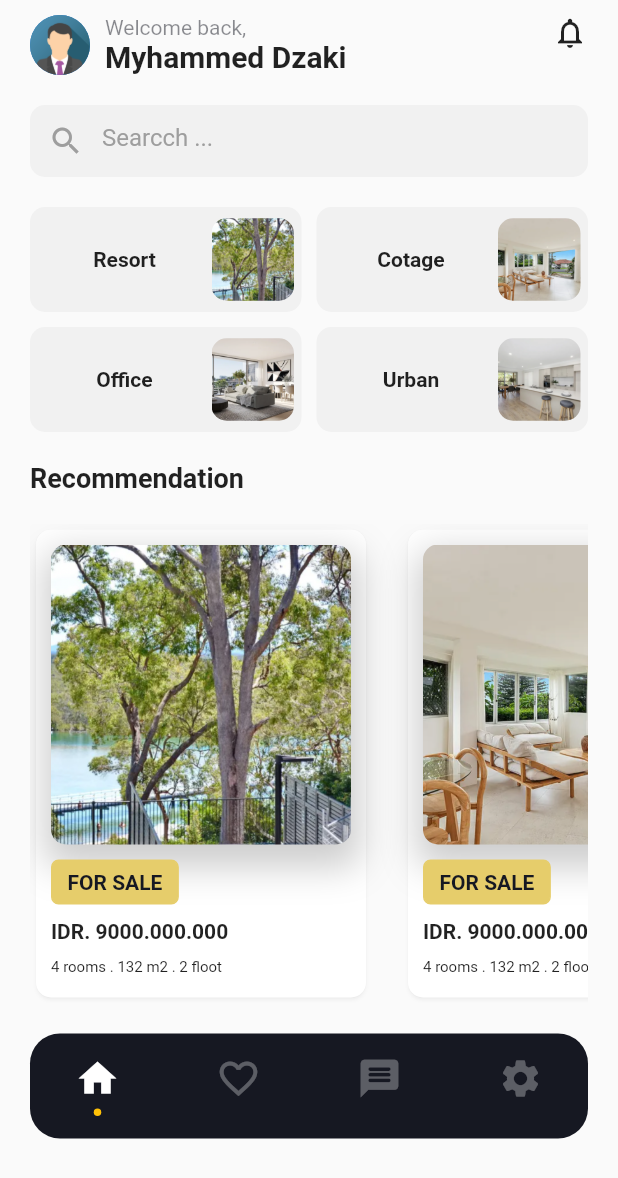
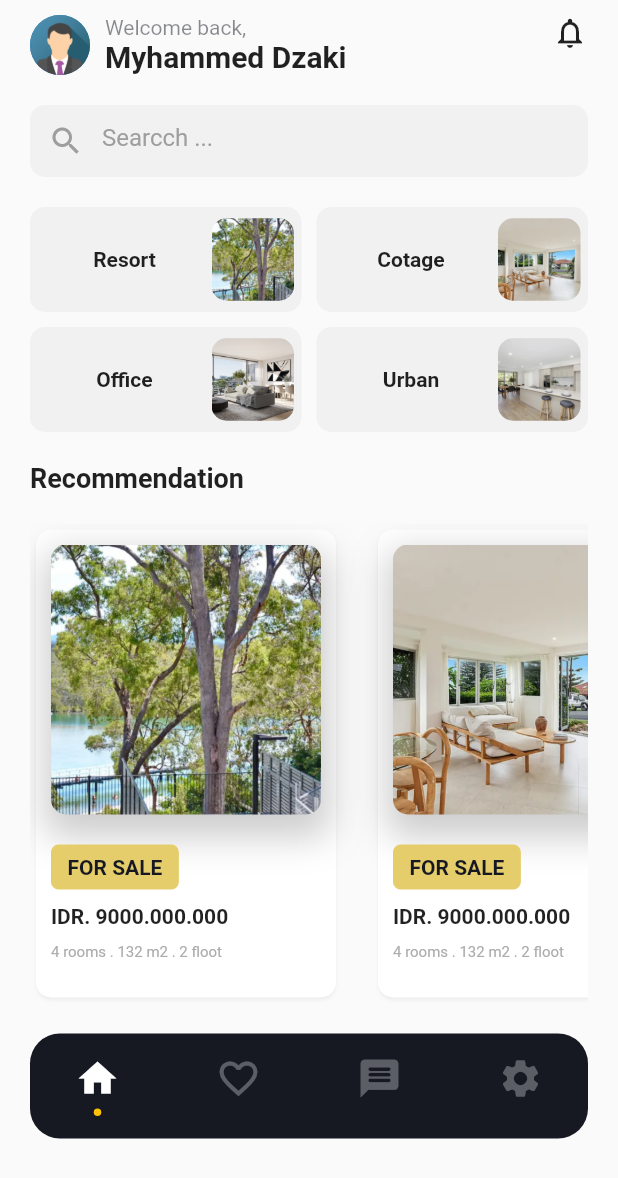
Before and after one commit to mustafamagdy/real-estate-app1, a Flutter app: the screen it shows after launch, on a phone screen of 412 x 824 dp. Shown: the top 1178 px of the screen. Run offline on Flutter 3.47's test engine with Material 2 defaults, Android fonts, the phone set to English and light mode, and no system bars; our stand-ins replace flutter_svg.

Commit message:
fix item height and spacing in main screen, update app recorded screen

```diff
--- a/lib/screens/home_screen.dart
+++ b/lib/screens/home_screen.dart
@@ -90,14 +90,13 @@ class HomeScreen extends StatelessWidget {
                   elevation: 1,
                   shadowColor: Colors.white38,
                   child: Container(
-                    margin: const EdgeInsets.all(10),
+                    margin: const EdgeInsets.all(kDefaultPadding / 2),
                     child: Column(
                       crossAxisAlignment: CrossAxisAlignment.start,
                       children: [
                         Container(
-                          width: 200,
-                          height: 200,
-                          padding: const EdgeInsets.all(5),
+                          width: 180,
+                          height: 180,
                           decoration: BoxDecoration(
                             borderRadius:
                                 const BorderRadius.all(Radius.circular(10)),
@@ -115,7 +114,7 @@ class HomeScreen extends StatelessWidget {
                             ],
                           ),
                         ),
-                        const SizedBox(height: 10),
+                        const SizedBox(height: kDefaultPadding),
                         AppButton(
                           color: kButtonColor,
                           textStyle: const TextStyle(
@@ -135,17 +134,18 @@ class HomeScreen extends StatelessWidget {
                           },
                           text: 'FOR SALE',
                         ),
-                        const SizedBox(height: 10),
+                        const SizedBox(height: kDefaultPadding / 2),
                         Text(
                           property.price,
                           style: const TextStyle(
                             fontWeight: FontWeight.bold,
                           ),
                         ),
-                        const SizedBox(height: 10),
+                        const SizedBox(height: kDefaultPadding / 2),
                         Text(
                           property.description,
                           style: const TextStyle(
+                            color: kTextLightColor,
                             fontSize: 10,
                           ),
                         ),
```
Also changed, not shown: 1 other file.
